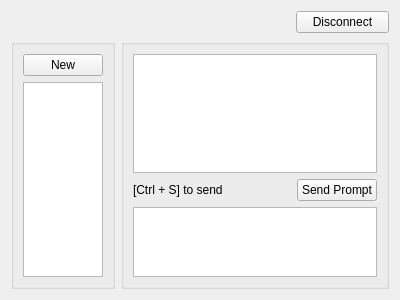
Before: the Qt Designer form OllamaGui/src/ui/chat.ui in akamlah/ollama-gui, drawn with Qt 5.
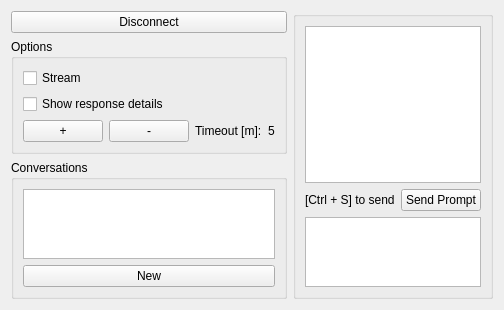
After: the same form once the commit is applied.

```diff
--- a/OllamaGui/src/ui/chat.ui
+++ b/OllamaGui/src/ui/chat.ui
@@ -16,38 +16,97 @@
 
     <layout class="QVBoxLayout" name="verticalLayout_1">
 
-        <item>
-            <layout class="QHBoxLayout" name="horizontalLayout_27" stretch="3,1">
-                <item>
-                    <widget class="QLabel" name="TagLabel">
-                        <property name="text">
-                            <string></string>
-                        </property>
-                    </widget>
-                </item>
-                <item>
-                    <widget class="QPushButton" name="DisconnectButton">
-                        <property name="text">
-                            <string>Disconnect</string>
-                        </property>
-                    </widget>
-                </item>
-            </layout>
-        </item>
 
 
         <item>
 
-            <layout class="QHBoxLayout" name="horizontalLayout" stretch="1,4">
+            <layout class="QHBoxLayout" name="horizontalLayout" stretch="1,6">
 
                 <item>
-                    <layout class="QVBoxLayout" name="verticalLayout_2" stretch="5,3">
+                    <layout class="QVBoxLayout" name="verticalLayout_2">
+                        <item>
+
+                            <widget class="QPushButton" name="DisconnectButton">
+                                <property name="text">
+                                    <string>Disconnect</string>
+                                </property>
+                            </widget>
+                        </item>
+                        <item>
+                            <widget class="QGroupBox" name="SettingssGroup">
+                                <property name="title">
+                                    <string>Options</string>
+                                </property>
+                                <layout class="QVBoxLayout" name="verticalLayout_276788">
+                                    <!-- <item>
+                                        <widget class="QLabel" name="OptionsLabel">
+                                            <property name="text">
+                                                <string>Options</string>
+                                            </property>
+                                        </widget>
+                                    </item> -->
+                                    <item>
+                                        <widget class="QCheckBox" name="CheckBoxStream">
+                                            <property name="text">
+                                                <string>Stream</string>
+                                            </property>
+                                        </widget>                                    
+                                    </item>
+                                    <item>
+                                        <widget class="QCheckBox" name="CheckBoxDetails">
+                                            <property name="text">
+                                                <string>Show response details</string>
+                                            </property>
+                                        </widget>                                    
+                                    </item>
+                                    <item>
+                                        <layout class="QHBoxLayout" name="horizontalLayout_9879" stretch="1, 1, 4, 4">
+                                            <item>
+                                                <widget class="QPushButton" name="KeepAlivePlus">
+                                                    <property name="text">
+                                                        <string>+</string>
+                                                    </property>
+                                                </widget>                         
+                                            </item>
+                                            <item>
+                                                <widget class="QPushButton" name="KeepAliveMinus">
+                                                    <property name="text">
+                                                        <string>-</string>
+                                                    </property>
+                                                </widget>                                 
+                                            </item>
+
+                                            <item>
+                                                <widget class="QLabel" name="TimeoutLabel">
+                                                    <property name="text">
+                                                        <string>Timeout [m]:</string>
+                                                    </property>
+                                                </widget>
+                                            </item>
+                                            <item>
+                                                <widget class="QLabel" name="TimeoutValueLabel">
+                                                    <property name="text">
+                                                        <string>5</string>
+                                                    </property>
+                                                </widget>
+                                            </item>
+
+                                        </layout>
+                                    </item>
+
+                                </layout>
+                            </widget>
+                        </item>
+
                         <item>
                             <widget class="QGroupBox" name="ConversationsGroup">
-                                <!-- <property name="title">
+                                <property name="title">
                                     <string>Conversations</string>
-                                </property> -->
+                                </property>
                                 <layout class="QVBoxLayout" name="verticalLayout_278" stretch="1,6">
+                                    <item>
+                                        <widget class="QListWidget" name="ConversationsListWidget"/>
+                                    </item>
                                     <item>
                                         <widget class="QPushButton" name="NewConversationButton">
                                             <property name="text">
@@ -55,9 +114,6 @@
                                             </property>
                                         </widget>
                                     </item>
-                                    <item>
-                                        <widget class="QListWidget" name="ConversationsListWidget"/>
-                                    </item>
                                 </layout>
                             </widget>
                         </item>
```
Left out of the diff: 4 changed lines with no effect on the pictures.
